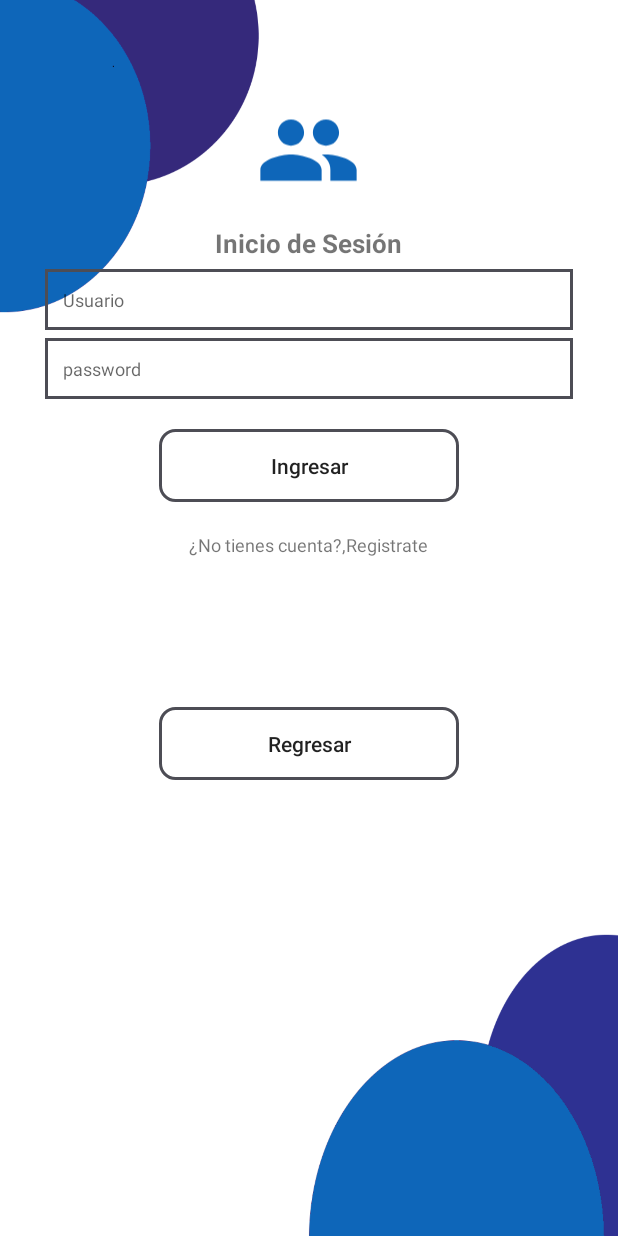
After one commit to dewebsic/MarketplaceDeVentas, an Android app: the LoginActivity screen opened directly, with no data from a screen before it, on a phone screen of 412 x 824 dp. The commit adds this screen. Run offline under Robolectric (Android 15) with nearby library versions, the phone set to English and light mode, and no system bars.

Commit message:
vista login terminada

```diff
--- a/app/src/main/AndroidManifest.xml
+++ b/app/src/main/AndroidManifest.xml
@@ -9,6 +9,7 @@
         android:roundIcon="@mipmap/ic_launcher_round"
         android:supportsRtl="true"
         android:theme="@style/AppTheme">
+        <activity android:name=".LoginActivity"></activity>
         <activity android:name=".MainActivity">
             <intent-filter>
                 <action android:name="android.intent.action.MAIN" />
--- /dev/null
+++ b/app/src/main/java/cl/dewebsic/marketplacedeventas/LoginActivity.java
@@ -0,0 +1,30 @@
+package cl.dewebsic.marketplacedeventas;
+
+import androidx.appcompat.app.AppCompatActivity;
+
+import android.content.Intent;
+import android.os.Bundle;
+import android.view.View;
+import android.widget.Button;
+
+public class LoginActivity extends AppCompatActivity {
+
+    Button btnRegresar;
+
+    @Override
+    protected void onCreate(Bundle savedInstanceState) {
+        super.onCreate(savedInstanceState);
+        setContentView(R.layout.activity_login);
+
+        btnRegresar = findViewById(R.id.btnRegresar);
+
+        btnRegresar.setOnClickListener(new View.OnClickListener(){
+
+            @Override
+            public void onClick(View view) {
+                Intent next = new Intent(LoginActivity.this,MainActivity.class);
+                startActivity(next);
+            }
+        });
+    }
+}
--- a/app/src/main/java/cl/dewebsic/marketplacedeventas/MainActivity.java
+++ b/app/src/main/java/cl/dewebsic/marketplacedeventas/MainActivity.java
@@ -9,14 +9,16 @@ import androidx.drawerlayout.widget.DrawerLayout;
 import androidx.fragment.app.Fragment;
 import androidx.fragment.app.FragmentManager;
 import androidx.fragment.app.FragmentTransaction;
+import cl.dewebsic.marketplacedeventas.interfaces.IComunationFragments;
 
 import android.content.Intent;
 import android.os.Bundle;
 import android.view.MenuItem;
+import android.widget.Toast;
 
 import com.google.android.material.navigation.NavigationView;
 
-public class MainActivity extends AppCompatActivity {
+public class MainActivity extends AppCompatActivity implements IComunationFragments {
 
     //declaramos los componentes
     DrawerLayout drawerLayout;
@@ -93,4 +95,9 @@ public class MainActivity extends AppCompatActivity {
     }
 
 
+    @Override
+    public void iniciarSesion() {
+            Intent next = new Intent(MainActivity.this,LoginActivity.class);
+            startActivity(next);
+    }
 }
--- a/app/src/main/java/cl/dewebsic/marketplacedeventas/dashboard.java
+++ b/app/src/main/java/cl/dewebsic/marketplacedeventas/dashboard.java
@@ -1,12 +1,19 @@
 package cl.dewebsic.marketplacedeventas;
 
+import android.app.Activity;
+import android.content.Context;
+import android.net.Uri;
 import android.os.Bundle;
 
+import androidx.annotation.NonNull;
+import androidx.cardview.widget.CardView;
 import androidx.fragment.app.Fragment;
+import cl.dewebsic.marketplacedeventas.interfaces.IComunationFragments;
 
 import android.view.LayoutInflater;
 import android.view.View;
 import android.view.ViewGroup;
+import android.widget.Toast;
 
 /**
  * A simple {@link Fragment} subclass.
@@ -24,6 +31,11 @@ public class dashboard extends Fragment {
     private String mParam1;
     private String mParam2;
 
+
+    View view;
+    Activity activity;
+    CardView cardSesion;
+    IComunationFragments  comunationFragments;
     public dashboard() {
         // Required empty public constructor
     }
@@ -58,7 +70,31 @@ public class dashboard extends Fragment {
     @Override
     public View onCreateView(LayoutInflater inflater, ViewGroup container,
                              Bundle savedInstanceState) {
+
         // Inflate the layout for this fragment
-        return inflater.inflate(R.layout.fragment_dashboard, container, false);
+        view =  inflater.inflate(R.layout.fragment_dashboard, container, false);
+
+        cardSesion = view.findViewById(R.id.cardSesion);
+
+        cardSesion.setOnClickListener(new View.OnClickListener(){
+
+            @Override
+            public void onClick(View view) {
+                comunationFragments.iniciarSesion();
+            }
+        });
+
+                return view;
     }
+
+    @Override
+    public void onAttach(Context context) {
+        super.onAttach(context);
+        if (context instanceof Activity) {
+            this.activity=(Activity) context;
+            comunationFragments= (IComunationFragments) this.activity;
+        }
+
+    }
+
 }
--- /dev/null
+++ b/app/src/main/java/cl/dewebsic/marketplacedeventas/interfaces/IComunationFragments.java
@@ -0,0 +1,7 @@
+package cl.dewebsic.marketplacedeventas.interfaces;
+
+public interface IComunationFragments {
+
+    public void iniciarSesion();
+
+}
--- /dev/null
+++ b/app/src/main/res/drawable/btndesign.xml
@@ -0,0 +1,6 @@
+<?xml version="1.0" encoding="utf-8"?>
+<shape xmlns:android="http://schemas.android.com/apk/res/android">
+    <padding android:top="15dp" android:right="15dp" android:left="15dp" android:bottom="15dp"/>
+    <corners android:topLeftRadius="10dp" android:bottomLeftRadius="10dp" android:bottomRightRadius="10dp" android:topRightRadius="10dp"/>
+    <stroke android:width="2dp" android:color="#4D4D55"/>
+</shape>
--- /dev/null
+++ b/app/src/main/res/drawable/edtdesign.xml
@@ -0,0 +1,5 @@
+<?xml version="1.0" encoding="utf-8"?>
+<shape xmlns:android="http://schemas.android.com/apk/res/android">
+    <stroke android:color="#4D4D55" android:width="2dp"/>
+    <padding android:bottom="12dp" android:left="12dp" android:top="12dp" android:right="12dp"/>
+</shape>
--- /dev/null
+++ b/app/src/main/res/layout/activity_login.xml
@@ -0,0 +1,75 @@
+<?xml version="1.0" encoding="utf-8"?>
+<RelativeLayout xmlns:android="http://schemas.android.com/apk/res/android"
+    xmlns:app="http://schemas.android.com/apk/res-auto"
+    xmlns:tools="http://schemas.android.com/tools"
+    android:layout_width="match_parent"
+    android:layout_height="match_parent"
+    tools:context=".LoginActivity"
+    android:background="@drawable/back"
+    >
+    <LinearLayout
+        android:layout_width="match_parent"
+        android:layout_height="wrap_content"
+        android:orientation="vertical"
+        android:layout_centerHorizontal="true"
+        android:layout_marginStart="30dp"
+        android:layout_marginLeft="30dp"
+        android:layout_marginEnd="30dp">
+        <ImageView
+            android:layout_width="70dp"
+            android:layout_height="100dp"
+            android:src="@drawable/login"
+            android:layout_marginTop="50dp"
+            android:layout_gravity="center"/>
+        <TextView
+            android:layout_width="wrap_content"
+            android:layout_height="wrap_content"
+            android:layout_gravity="center"
+            android:text="Inicio de Sesión"
+            android:textSize="17sp"
+            android:textStyle="bold"/>
+
+        <EditText
+            android:layout_width="match_parent"
+            android:layout_height="wrap_content"
+            android:hint="Usuario"
+            android:textSize="12sp"
+            android:layout_marginTop="5dp"
+            android:background="@drawable/edtdesign"
+            android:inputType="textEmailAddress"/>
+        <EditText
+            android:layout_width="match_parent"
+            android:layout_height="wrap_content"
+            android:hint="password"
+            android:textSize="12sp"
+            android:layout_marginTop="5dp"
+            android:background="@drawable/edtdesign"
+            android:inputType="textPassword"/>
+        <Button
+            android:layout_width="200dp"
+            android:layout_height="wrap_content"
+            android:text="Ingresar"
+            android:textAllCaps="false"
+            android:layout_gravity="center"
+            android:background="@drawable/btndesign"
+            android:layout_marginTop="20dp" />
+        <TextView
+            android:layout_width="wrap_content"
+            android:layout_height="wrap_content"
+            android:layout_gravity="center"
+            android:text="¿No tienes cuenta?,Registrate"
+            android:layout_marginTop="20dp"
+            android:textSize="12sp"/>
+        <Button
+            android:id="@+id/btnRegresar"
+            android:layout_width="200dp"
+            android:layout_height="wrap_content"
+            android:text="Regresar"
+            android:textAllCaps="false"
+            android:layout_gravity="center"
+            android:background="@drawable/btndesign"
+            android:layout_marginTop="100dp" />
+    </LinearLayout>
+
+
+</RelativeLayout>
--- a/app/src/main/res/layout/fragment_dashboard.xml
+++ b/app/src/main/res/layout/fragment_dashboard.xml
@@ -28,6 +28,7 @@
         android:layout_margin="20dp"
         >
         <androidx.cardview.widget.CardView
+            android:id="@+id/cardSesion"
             android:layout_width="wrap_content"
             android:layout_height="wrap_content"
             android:layout_row="0"
```
Also changed, not shown: app/src/main/res/drawable/back.png (added).
